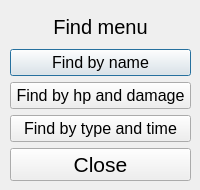
First picture: the form in 2-sem/lab1a/lab1a-qt/findmenuwindow.ui, repository Megarekrut65/OOP-labs, before the edit.
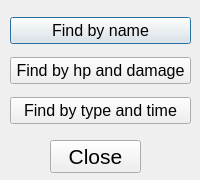
Second picture: the form after the edit.

Commit message: Added find by type and time

Patch:
```diff
--- a/2-sem/lab1a/lab1a-qt/findmenuwindow.ui
+++ b/2-sem/lab1a/lab1a-qt/findmenuwindow.ui
@@ -7,19 +7,19 @@
     <x>0</x>
     <y>0</y>
     <width>200</width>
-    <height>190</height>
+    <height>180</height>
    </rect>
   </property>
   <property name="minimumSize">
    <size>
     <width>200</width>
-    <height>190</height>
+    <height>180</height>
    </size>
   </property>
   <property name="maximumSize">
    <size>
     <width>200</width>
-    <height>190</height>
+    <height>180</height>
    </size>
   </property>
   <property name="windowTitle">
@@ -31,25 +31,10 @@
      <x>10</x>
      <y>10</y>
      <width>181</width>
-     <height>171</height>
+     <height>121</height>
     </rect>
    </property>
    <layout class="QVBoxLayout" name="verticalLayout">
-    <item>
-     <widget class="QLabel" name="label">
-      <property name="font">
-       <font>
-        <pointsize>15</pointsize>
-       </font>
-      </property>
-      <property name="text">
-       <string>Find menu</string>
-      </property>
-      <property name="alignment">
-       <set>Qt::AlignCenter</set>
-      </property>
-     </widget>
-    </item>
     <item>
      <widget class="QPushButton" name="pushButtonName">
       <property name="font">
@@ -86,8 +71,17 @@
       </property>
      </widget>
     </item>
-    <item>
+   </layout>
+  </widget>
      <widget class="QPushButton" name="pushButtonClose">
+   <property name="geometry">
+    <rect>
+     <x>50</x>
+     <y>140</y>
+     <width>91</width>
+     <height>33</height>
+    </rect>
+   </property>
       <property name="font">
        <font>
         <pointsize>16</pointsize>
@@ -96,9 +90,6 @@
       <property name="text">
        <string>Close</string>
       </property>
-     </widget>
-    </item>
-   </layout>
   </widget>
  </widget>
  <resources/>
```
Lines whose indentation alone changed are shown as unchanged. The commit also changes 22 other files.
